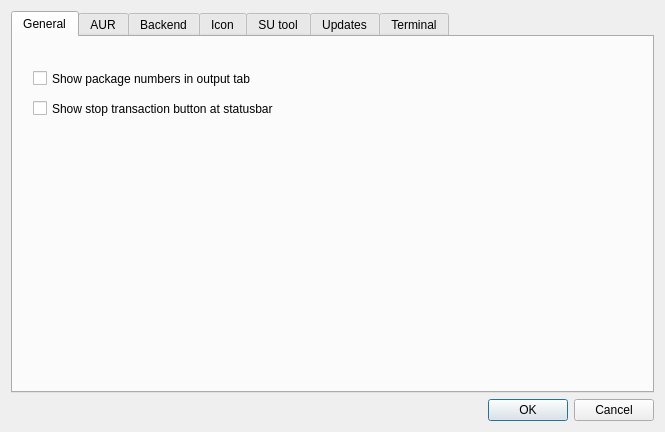
Before: the Qt Designer form ui/optionsdialog.ui in aarnt/octopi, drawn with Qt 5.
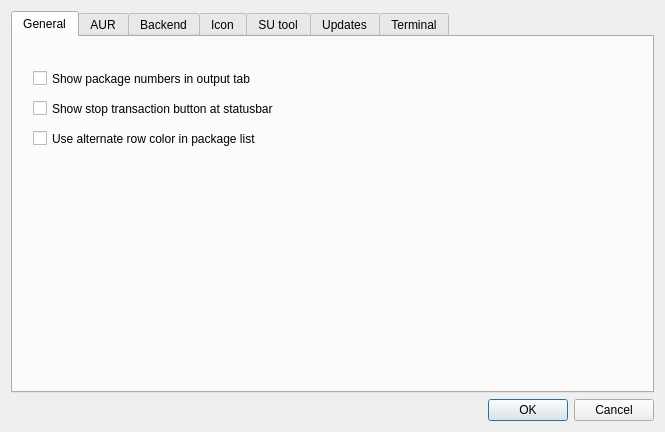
After: the same form once the commit is applied. The open tabs and pages were chosen to show the change.

Commit message: - Added option for changing use of alternating row colors in package list.

What changed in the file:
```diff
--- a/ui/optionsdialog.ui
+++ b/ui/optionsdialog.ui
@@ -63,6 +63,19 @@
           <string>Show stop transaction button at statusbar</string>
          </property>
         </widget>
+        <widget class="QCheckBox" name="cbUseAlternateRowColor">
+         <property name="geometry">
+          <rect>
+           <x>20</x>
+           <y>90</y>
+           <width>611</width>
+           <height>23</height>
+          </rect>
+         </property>
+         <property name="text">
+          <string>Use alternate row color in package list</string>
+         </property>
+        </widget>
        </widget>
        <widget class="QWidget" name="tabAUR">
         <attribute name="title">
```
Left out of the diff: 2 changed lines with no effect on the pictures. The commit also changes 9 other files.
